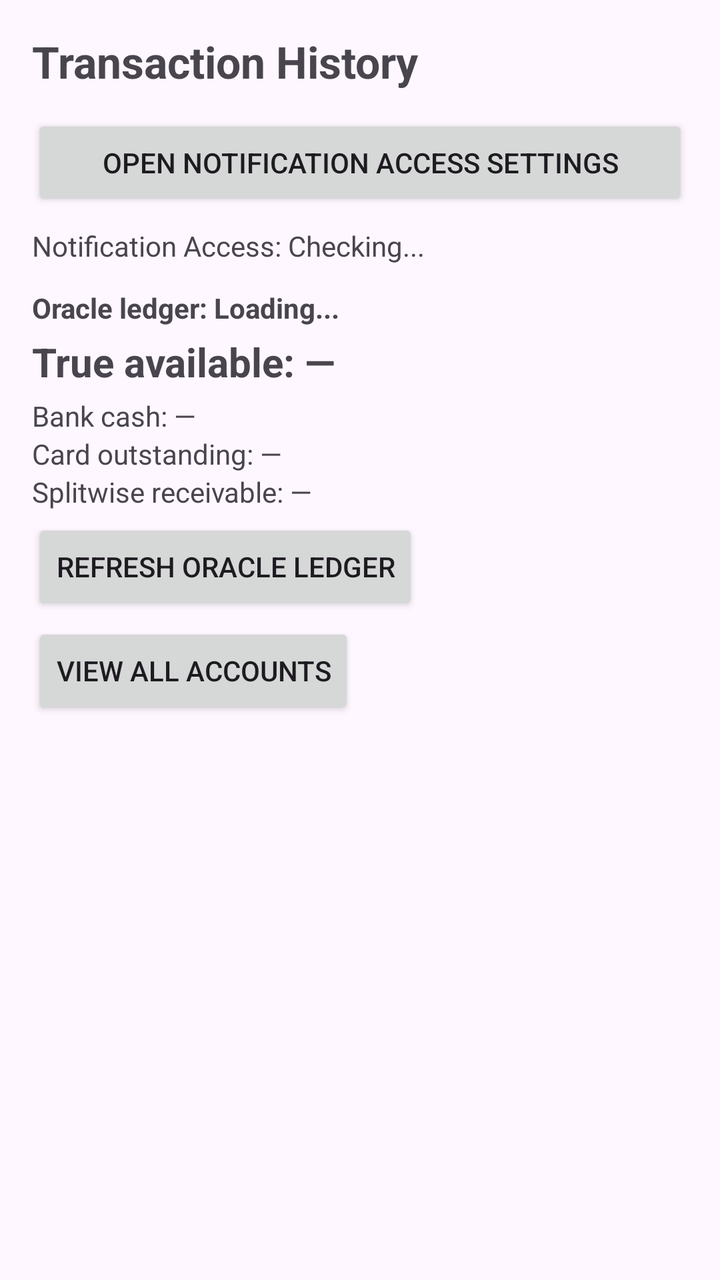
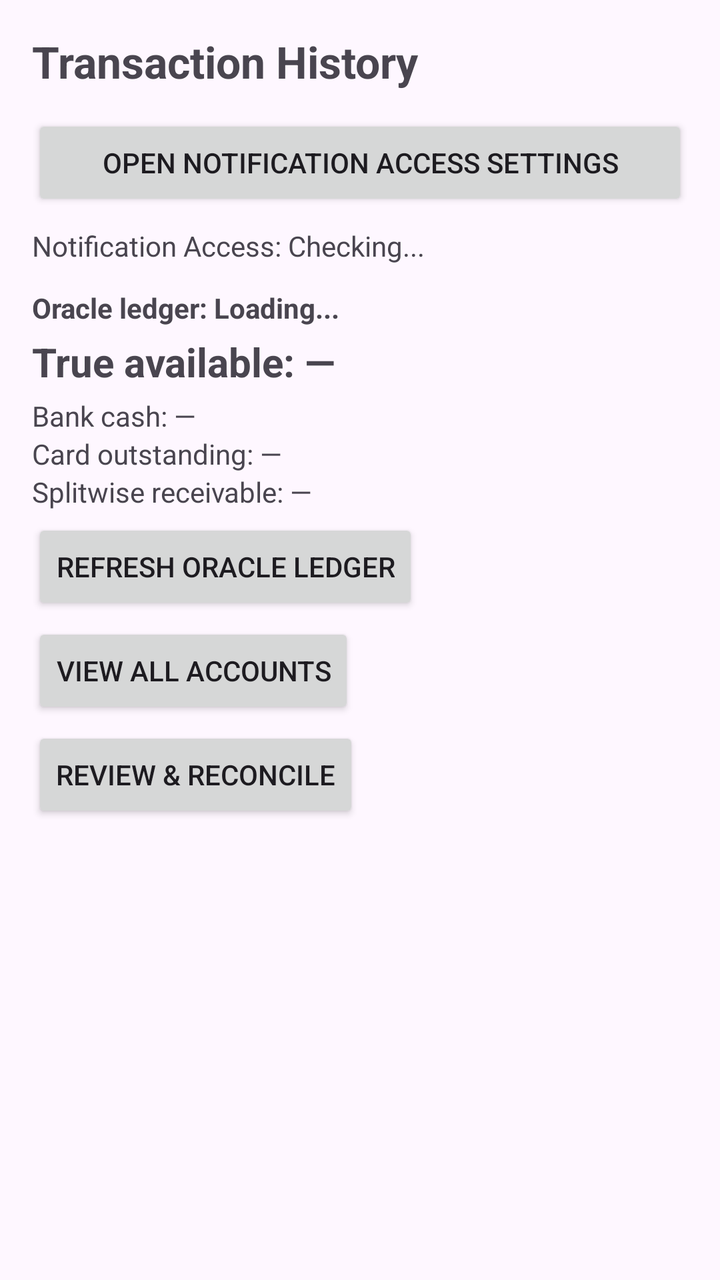

The first picture is an Android layout as it rendered before a commit; the second is the same layout after the commit. The layout source and the unified diff follow.
<!-- AndroidManifest.xml: application theme Theme.FinanceSMSTracker -->
<!-- res/layout/activity_main.xml -->
<?xml version="1.0" encoding="utf-8"?>
<androidx.constraintlayout.widget.ConstraintLayout xmlns:android="http://schemas.android.com/apk/res/android"
    xmlns:app="http://schemas.android.com/apk/res-auto"
    xmlns:tools="http://schemas.android.com/tools"
    android:id="@+id/main"
    android:layout_width="match_parent"
    android:layout_height="match_parent"
    android:padding="16dp"
    tools:context=".MainActivity">

    <TextView
        android:id="@+id/textViewTitle"
        android:layout_width="wrap_content"
        android:layout_height="wrap_content"
        android:text="Transaction History"
        android:textSize="22sp"
        android:textStyle="bold"
        app:layout_constraintStart_toStartOf="parent"
        app:layout_constraintTop_toTopOf="parent" />

    <Button
        android:id="@+id/buttonOpenNotificationSettings"
        android:layout_width="0dp"
        android:layout_height="wrap_content"
        android:layout_marginTop="12dp"
        android:text="Open Notification Access Settings"
        app:layout_constraintEnd_toEndOf="parent"
        app:layout_constraintStart_toStartOf="parent"
        app:layout_constraintTop_toBottomOf="@id/textViewTitle" />

    <TextView
        android:id="@+id/textViewNotificationStatus"
        android:layout_width="0dp"
        android:layout_height="wrap_content"
        android:layout_marginTop="8dp"
        android:text="Notification Access: Checking..."
        android:textSize="14sp"
        app:layout_constraintEnd_toEndOf="parent"
        app:layout_constraintStart_toStartOf="parent"
        app:layout_constraintTop_toBottomOf="@id/buttonOpenNotificationSettings" />

    <LinearLayout
        android:id="@+id/oracleLedgerPanel"
        android:layout_width="0dp"
        android:layout_height="wrap_content"
        android:layout_marginTop="12dp"
        android:orientation="vertical"
        app:layout_constraintEnd_toEndOf="parent"
        app:layout_constraintStart_toStartOf="parent"
        app:layout_constraintTop_toBottomOf="@id/textViewNotificationStatus">

        <TextView
            android:id="@+id/textViewOracleStatus"
            android:layout_width="wrap_content"
            android:layout_height="wrap_content"
            android:text="Oracle ledger: Loading..."
            android:textSize="14sp"
            android:textStyle="bold" />

        <TextView
            android:id="@+id/textViewTrueAvailable"
            android:layout_width="wrap_content"
            android:layout_height="wrap_content"
            android:layout_marginTop="4dp"
            android:text="True available: —"
            android:textSize="20sp"
            android:textStyle="bold" />

        <TextView
            android:id="@+id/textViewBankCash"
            android:layout_width="wrap_content"
            android:layout_height="wrap_content"
            android:layout_marginTop="4dp"
            android:text="Bank cash: —"
            android:textSize="14sp" />

        <TextView
            android:id="@+id/textViewCardOutstanding"
            android:layout_width="wrap_content"
            android:layout_height="wrap_content"
            android:text="Card outstanding: —"
            android:textSize="14sp" />

        <TextView
            android:id="@+id/textViewSplitwiseReceivable"
            android:layout_width="wrap_content"
            android:layout_height="wrap_content"
            android:text="Splitwise receivable: —"
            android:textSize="14sp" />

        <Button
            android:id="@+id/buttonRefreshOracle"
            android:layout_width="wrap_content"
            android:layout_height="wrap_content"
            android:layout_marginTop="4dp"
            android:text="Refresh Oracle Ledger" />

        <Button
            android:id="@+id/buttonViewAccounts"
            android:layout_width="wrap_content"
            android:layout_height="wrap_content"
            android:layout_marginTop="4dp"
            android:text="View All Accounts" />
    </LinearLayout>

    <Button
        android:id="@+id/buttonReviewReconcile"
        android:layout_width="wrap_content"
        android:layout_height="wrap_content"
        android:layout_marginTop="4dp"
        android:text="Review &amp; Reconcile"
        app:layout_constraintStart_toStartOf="parent"
        app:layout_constraintTop_toBottomOf="@id/buttonReviewReconcile" />

    <androidx.recyclerview.widget.RecyclerView
        android:id="@+id/recyclerViewTransactions"
        android:layout_width="0dp"
        android:layout_height="0dp"
        android:layout_marginTop="12dp"
        app:layout_constraintBottom_toBottomOf="parent"
        app:layout_constraintEnd_toEndOf="parent"
        app:layout_constraintStart_toStartOf="parent"
        app:layout_constraintTop_toBottomOf="@id/oracleLedgerPanel"
        tools:listitem="@layout/item_transaction" />

    <TextView
        android:id="@+id/textViewEmpty"
        android:layout_width="wrap_content"
        android:layout_height="wrap_content"
        android:text="No transactions found."
        android:textSize="16sp"
        android:visibility="gone"
        app:layout_constraintBottom_toBottomOf="parent"
        app:layout_constraintEnd_toEndOf="parent"
        app:layout_constraintStart_toStartOf="parent"
        app:layout_constraintTop_toBottomOf="@id/oracleLedgerPanel" />

</androidx.constraintlayout.widget.ConstraintLayout>
<!-- res/layout/item_transaction.xml (included above) -->
<?xml version="1.0" encoding="utf-8"?>
<androidx.cardview.widget.CardView xmlns:android="http://schemas.android.com/apk/res/android"
    xmlns:app="http://schemas.android.com/apk/res-auto"
    android:layout_width="match_parent"
    android:layout_height="wrap_content"
    android:layout_marginBottom="8dp"
    app:cardCornerRadius="8dp"
    app:cardElevation="2dp">

    <LinearLayout
        android:layout_width="match_parent"
        android:layout_height="wrap_content"
        android:orientation="vertical"
        android:padding="12dp">

        <LinearLayout
            android:layout_width="match_parent"
            android:layout_height="wrap_content"
            android:orientation="horizontal">

            <TextView
                android:id="@+id/textViewMerchant"
                android:layout_width="0dp"
                android:layout_height="wrap_content"
                android:layout_weight="1"
                android:text="Merchant / Payee"
                android:textColor="@android:color/black"
                android:textSize="16sp"
                android:textStyle="bold" />

            <TextView
                android:id="@+id/textViewAmount"
                android:layout_width="wrap_content"
                android:layout_height="wrap_content"
                android:text="₹0.00"
                android:textSize="16sp"
                android:textStyle="bold" />
        </LinearLayout>

        <LinearLayout
            android:layout_width="match_parent"
            android:layout_height="wrap_content"
            android:layout_marginTop="4dp"
            android:orientation="horizontal">

            <TextView
                android:id="@+id/textViewCategory"
                android:layout_width="wrap_content"
                android:layout_height="wrap_content"
                android:background="#E0E0E0"
                android:paddingHorizontal="6dp"
                android:paddingVertical="2dp"
                android:text="CATEGORY"
                android:textSize="12sp"
                android:textStyle="bold" />

            <TextView
                android:id="@+id/textViewType"
                android:layout_width="wrap_content"
                android:layout_height="wrap_content"
                android:layout_marginStart="8dp"
                android:text="DEBIT"
                android:textSize="12sp" />

            <TextView
                android:id="@+id/textViewPaymentMethod"
                android:layout_width="0dp"
                android:layout_height="wrap_content"
                android:layout_weight="1"
                android:layout_marginStart="8dp"
                android:text="UPI"
                android:textSize="12sp" />

            <TextView
                android:id="@+id/textViewBank"
                android:layout_width="wrap_content"
                android:layout_height="wrap_content"
                android:text="HDFC"
                android:textSize="12sp" />
        </LinearLayout>

        <TextView
            android:id="@+id/textViewDateTime"
            android:layout_width="match_parent"
            android:layout_height="wrap_content"
            android:layout_marginTop="6dp"
            android:text="12 Oct 2023, 10:30 AM"
            android:textSize="11sp"
            android:textColor="@android:color/darker_gray" />

    </LinearLayout>
</androidx.cardview.widget.CardView>
<!-- resources referenced by this layout -->
<resources>
  <style name="Theme.FinanceSMSTracker" parent="Base.Theme.FinanceSMSTracker" />
  <style name="Base.Theme.FinanceSMSTracker" parent="Theme.Material3.DayNight.NoActionBar">
          
          
      </style>
</resources>

<!-- the commit's change to res/layout/activity_main.xml (unified diff, before → after) -->
@@ -110,7 +110,7 @@
         android:layout_marginTop="4dp"
         android:text="Review &amp; Reconcile"
         app:layout_constraintStart_toStartOf="parent"
-        app:layout_constraintTop_toBottomOf="@id/buttonReviewReconcile" />
+        app:layout_constraintTop_toBottomOf="@id/oracleLedgerPanel" />
 
     <androidx.recyclerview.widget.RecyclerView
         android:id="@+id/recyclerViewTransactions"
@@ -120,7 +120,7 @@
         app:layout_constraintBottom_toBottomOf="parent"
         app:layout_constraintEnd_toEndOf="parent"
         app:layout_constraintStart_toStartOf="parent"
-        app:layout_constraintTop_toBottomOf="@id/oracleLedgerPanel"
+        app:layout_constraintTop_toBottomOf="@id/buttonReviewReconcile"
         tools:listitem="@layout/item_transaction" />
 
     <TextView
@@ -133,7 +133,7 @@
         app:layout_constraintBottom_toBottomOf="parent"
         app:layout_constraintEnd_toEndOf="parent"
         app:layout_constraintStart_toStartOf="parent"
-        app:layout_constraintTop_toBottomOf="@id/oracleLedgerPanel" />
+        app:layout_constraintTop_toTopOf="@id/recyclerViewTransactions" />
 
 </androidx.constraintlayout.widget.ConstraintLayout>
 <!-- res/layout/item_transaction.xml (included above) -->
